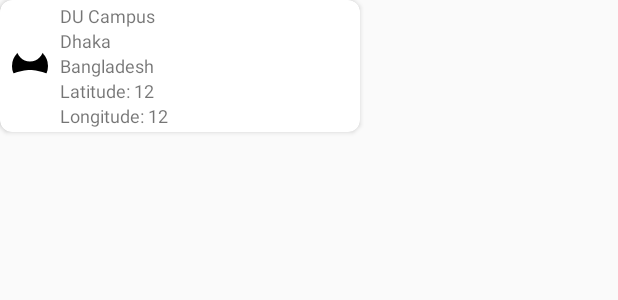
After one commit to ahqmrf/Mock, an Android app: the layout info_window.xml on its own in the app's theme, with its tools: preview values and no code run, on a phone screen of 412 x 824 dp. The commit adds this screen. Shown: the top 300 px of the screen. Run offline under Robolectric (Android 15) with nearby library versions, the phone set to English and light mode, and no system bars.

Commit message:
added info window

```diff
--- a/app/build.gradle
+++ b/app/build.gradle
@@ -27,11 +27,13 @@ dependencies {
     compile 'com.android.support:appcompat-v7:25.3.1'
     compile 'com.jakewharton:butterknife:8.5.1'
     compile 'com.android.support:support-v4:25.3.1'
+    compile 'com.android.support:cardview-v7:25.3.1'
     compile 'com.android.support:design:25.3.1'
     compile 'com.android.support.constraint:constraint-layout:1.0.2'
     compile 'com.google.android.gms:play-services-maps:10.2.1'
     compile 'com.google.android.gms:play-services-location:10.2.1'
     compile 'com.google.firebase:firebase-database:10.2.1'
+    compile 'de.hdodenhof:circleimageview:2.1.0'
     testCompile 'junit:junit:4.12'
     annotationProcessor 'com.jakewharton:butterknife-compiler:8.5.1'
 }
--- /dev/null
+++ b/app/src/main/res/drawable/ic_account_circle_black_24dp.xml
@@ -0,0 +1,9 @@
+<vector xmlns:android="http://schemas.android.com/apk/res/android"
+        android:width="24dp"
+        android:height="24dp"
+        android:viewportWidth="24.0"
+        android:viewportHeight="24.0">
+    <path
+        android:fillColor="#FF000000"
+        android:pathData="M12,2C6.48,2 2,6.48 2,12s4.48,10 10,10 10,-4.48 10,-10S17.52,2 12,2zM12,5c1.66,0 3,1.34 3,3s-1.34,3 -3,3 -3,-1.34 -3,-3 1.34,-3 3,-3zM12,19.2c-2.5,0 -4.71,-1.28 -6,-3.22 0.03,-1.99 4,-3.08 6,-3.08 1.99,0 5.97,1.09 6,3.08 -1.29,1.94 -3.5,3.22 -6,3.22z"/>
+</vector>
--- /dev/null
+++ b/app/src/main/res/layout/info_window.xml
@@ -0,0 +1,73 @@
+<?xml version="1.0" encoding="utf-8"?>
+<android.support.v7.widget.CardView xmlns:android="http://schemas.android.com/apk/res/android"
+    android:layout_width="wrap_content"
+    android:layout_height="wrap_content"
+    android:padding="16dp"
+    xmlns:tools="http://schemas.android.com/tools"
+    xmlns:app="http://schemas.android.com/apk/res-auto"
+    app:cardCornerRadius="8dp"
+    app:cardPreventCornerOverlap="false">
+
+    <LinearLayout xmlns:android="http://schemas.android.com/apk/res/android"
+        android:layout_width="240dp"
+        android:layout_height="88dp"
+        xmlns:tools="http://schemas.android.com/tools"
+        android:orientation="horizontal"
+        android:gravity="center">
+
+        <de.hdodenhof.circleimageview.CircleImageView
+            android:id="@+id/image_profile"
+            android:layout_width="40dp"
+            android:layout_height="match_parent"
+            android:padding="8dp"
+            android:src="@drawable/ic_account_circle_black_24dp"/>
+
+        <LinearLayout
+            android:layout_width="fill_parent"
+            android:layout_height="wrap_content"
+            android:orientation="vertical">
+
+            <TextView
+                android:id="@+id/text_address"
+                android:layout_width="match_parent"
+                android:layout_height="wrap_content"
+                style="@style/SingleLineLabel"
+                android:textSize="12sp"
+                tools:text="DU Campus"/>
+
+            <TextView
+                android:id="@+id/text_locality"
+                android:layout_width="match_parent"
+                android:layout_height="wrap_content"
+                style="@style/SingleLineLabel"
+                android:textSize="12sp"
+                tools:text="Dhaka"/>
+
+            <TextView
+                android:id="@+id/text_country"
+                android:layout_width="match_parent"
+                android:layout_height="wrap_content"
+                style="@style/SingleLineLabel"
+                android:textSize="12sp"
+                tools:text="Bangladesh"/>
+
+            <TextView
+                android:id="@+id/text_lat"
+                android:layout_width="match_parent"
+                android:layout_height="wrap_content"
+                style="@style/SingleLineLabel"
+                android:textSize="12sp"
+                tools:text="Latitude: 12"/>
+
+            <TextView
+                android:id="@+id/text_lng"
+                android:layout_width="match_parent"
+                android:layout_height="wrap_content"
+                style="@style/SingleLineLabel"
+                android:textSize="12sp"
+                tools:text="Longitude: 12"/>
+
+        </LinearLayout>
+
+    </LinearLayout>
+</android.support.v7.widget.CardView>
--- a/app/src/main/res/values/styles.xml
+++ b/app/src/main/res/values/styles.xml
@@ -30,4 +30,9 @@
         <item name="android:padding">16dp</item>
     </style>
 
+    <style name="SingleLineLabel">
+        <item name="android:ellipsize">end</item>
+        <item name="android:maxLines">1</item>
+    </style>
+
 </resources>
```
Also changed, not shown: app/src/main/java/apps/ahqmrf/mock/activity/MyLocationActivity.java (+45 -6 lines).
